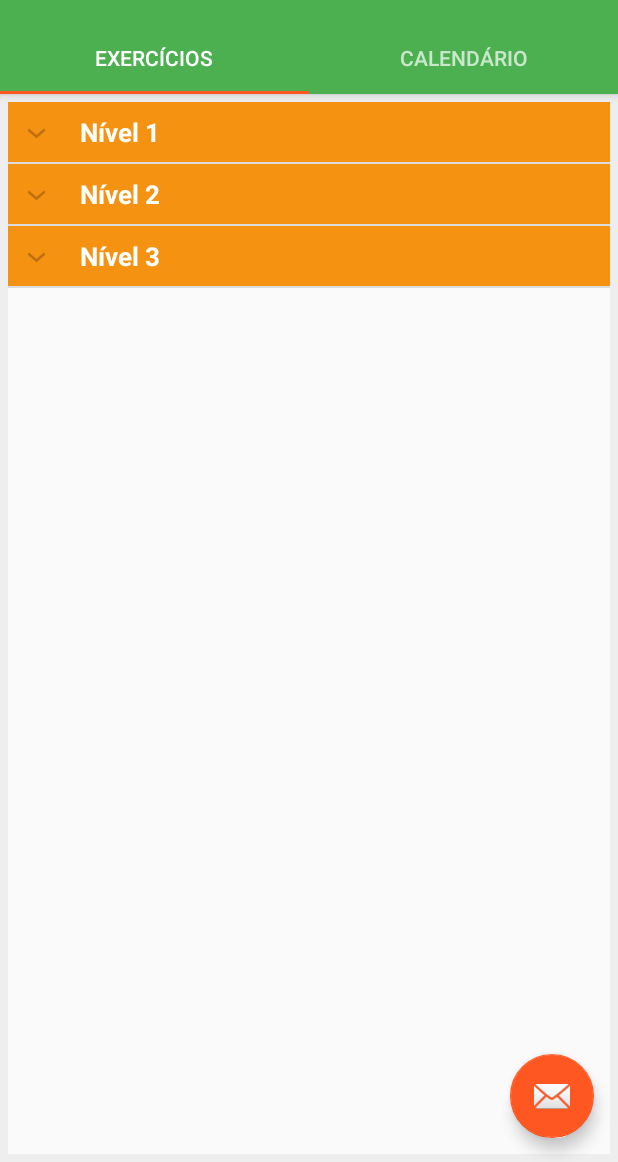
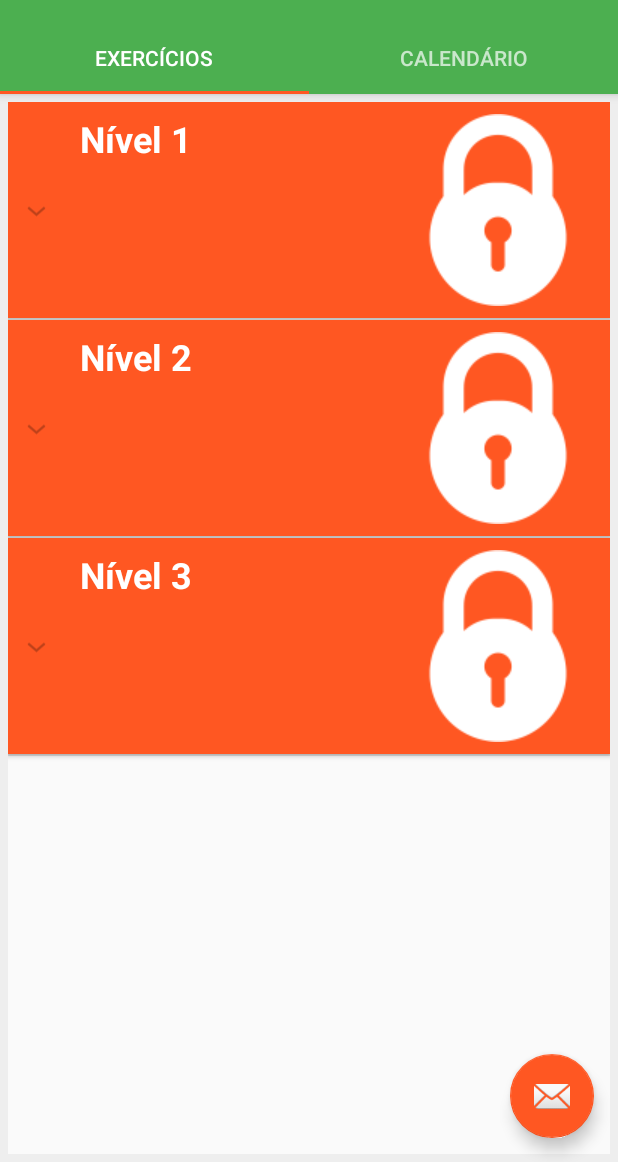
Before and after one commit to SamuelIGT/BackOnTrack-oldVersion-, an Android app: the screen it shows after launch (MainActivity), on a phone screen of 412 x 824 dp, the part 74-1236 px from its top. Run offline under Robolectric (Android 15) with nearby library versions, the phone set to English and light mode, and no system bars.

Commit message:
Back On Track v0.5.5-ALPHA
*FIXED: Card alignment not centralized.
*IMPROVED: UI layout.

```diff
--- a/app/src/main/AndroidManifest.xml
+++ b/app/src/main/AndroidManifest.xml
@@ -22,6 +22,7 @@
         <activity
             android:name=".activities.ExerciseActivity"
             android:label="Exercícios"
+            android:theme="@style/AppTheme.NoActionBar"
             >
     </activity>
 
--- a/app/src/main/res/layout/custom_expandable_listview_header.xml
+++ b/app/src/main/res/layout/custom_expandable_listview_header.xml
@@ -1,19 +1,28 @@
 <?xml version="1.0" encoding="utf-8"?>
 <LinearLayout xmlns:android="http://schemas.android.com/apk/res/android"
-    android:orientation="vertical"
+    android:orientation="horizontal"
     android:layout_width="match_parent"
     android:layout_height="wrap_content"
     android:padding="8dp"
-    android:background="#fff69212">
+    android:layout_marginBottom="8dp"
+    android:elevation="2dp"
+    android:background="@color/colorAccent">
 
     <TextView
         android:id="@+id/lblListHeader"
-        android:layout_width="match_parent"
+        android:layout_width="wrap_content"
         android:layout_height="wrap_content"
         android:paddingLeft="?android:attr/expandableListPreferredItemPaddingLeft"
-        android:textSize="17dp"
+        android:textSize="24sp"
         android:text="Nível 1"
         android:textColor="#ffffffff"
-        android:textStyle="bold"/>
+        android:textStyle="bold" />
+
+    <ImageView
+        android:id="@+id/img_lock"
+        android:layout_width="wrap_content"
+        android:layout_height="wrap_content"
+        android:src="@drawable/lock_128"
+        android:layout_marginLeft="140dp"/>
 
 </LinearLayout>
--- a/app/src/main/res/layout/custom_expandable_listview_list_item.xml
+++ b/app/src/main/res/layout/custom_expandable_listview_list_item.xml
@@ -8,7 +8,7 @@
         android:id="@+id/lblListItem"
         android:layout_width="match_parent"
         android:layout_height="wrap_content"
-        android:textSize="16dp"
+        android:textSize="24dp"
         android:paddingTop="5dp"
         android:paddingBottom="5dp"
         android:text="Test"
--- a/app/src/main/res/values/strings.xml
+++ b/app/src/main/res/values/strings.xml
@@ -10,4 +10,5 @@
     <string name="backdrop_subtitle">This season top 20 music</string>
     <string name="description_test">Uma flexão consiste em fazer baixar o corpo de forma uniforme até que o peito fique a uma mão travessa do solo, sem lhe tocar e de seguida regressar a posição inicial.</string>
     <string name="sectionToExercise_extraTAG">LEVEL</string>
+    <string name="start_exercise">COMEÇAR</string>
 </resources>
--- a/app/src/main/res/values/styles.xml
+++ b/app/src/main/res/values/styles.xml
@@ -17,4 +17,6 @@
 
     <style name="AppTheme.PopupOverlay" parent="ThemeOverlay.AppCompat.Light" />
 
+
+
 </resources>
```
Also changed, not shown: app/src/main/java/br/ufc/quixada/backontrack/activities/ExerciseActivity.java (+25 -13 lines), app/src/main/res/layout/exercise_card.xml (+9 -3 lines), app/src/main/res/layout/fragment_main.xml (+1 -22 lines), app/src/main/res/drawable/lock_128.png (added).
